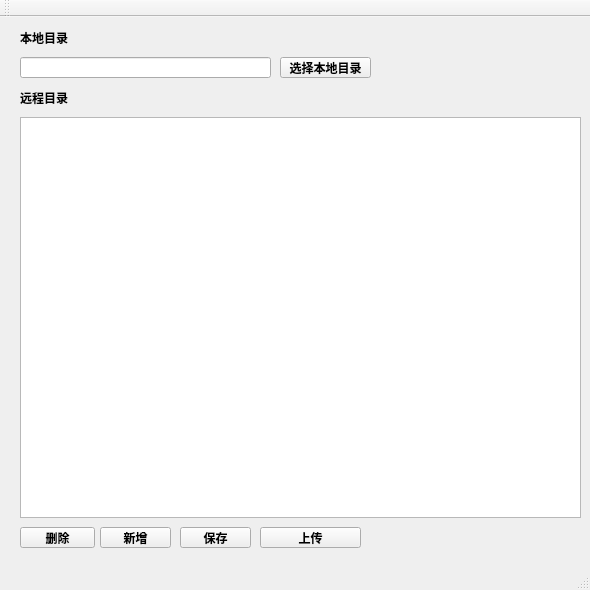
Before: the Qt Designer form UpdateTools/UpdateTools.ui in howeycheng/UpdateTools, drawn with Qt 5.
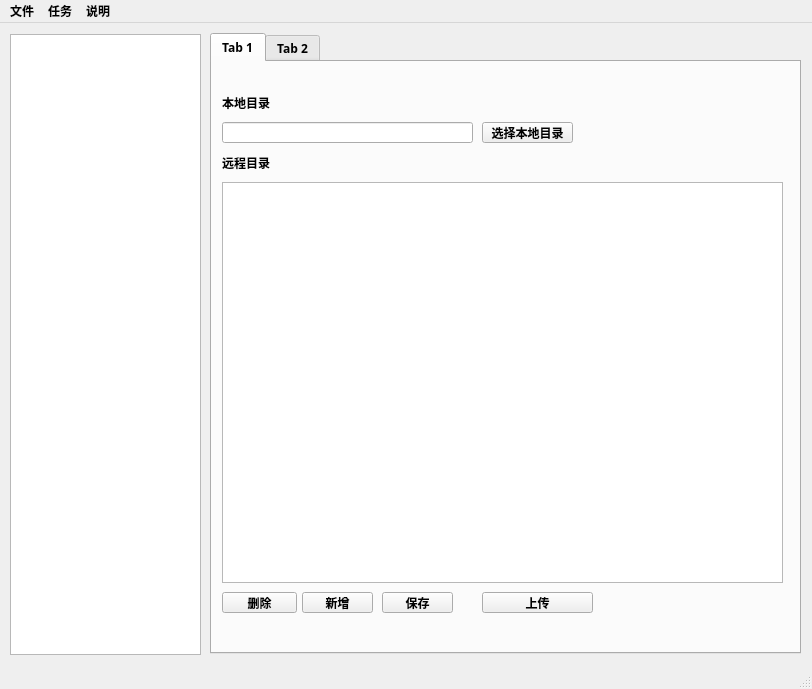
After: the same form once the commit is applied. Icons and pictures are not drawn.

Commit message: 新增task分支

What changed in the file:
```diff
--- a/UpdateTools/UpdateTools.ui
+++ b/UpdateTools/UpdateTools.ui
@@ -9,8 +9,8 @@
    <rect>
     <x>0</x>
     <y>0</y>
-    <width>590</width>
-    <height>590</height>
+    <width>812</width>
+    <height>689</height>
    </rect>
   </property>
   <property name="minimumSize">
@@ -19,12 +19,6 @@
     <height>590</height>
    </size>
   </property>
-  <property name="maximumSize">
-   <size>
-    <width>590</width>
-    <height>590</height>
-   </size>
-  </property>
   <property name="font">
    <font>
     <family>Agency FB</family>
@@ -43,31 +37,70 @@
    <string notr="true"/>
   </property>
   <widget class="QWidget" name="centralWidget">
-   <widget class="QLabel" name="label">
+   <widget class="QListView" name="listView_task">
     <property name="geometry">
      <rect>
-      <x>20</x>
-      <y>70</y>
-      <width>71</width>
-      <height>21</height>
+      <x>10</x>
+      <y>11</y>
+      <width>191</width>
+      <height>621</height>
      </rect>
     </property>
-    <property name="font">
-     <font>
-      <family>微软雅黑</family>
-      <weight>75</weight>
-      <bold>true</bold>
-     </font>
-    </property>
-    <property name="text">
-     <string>远程目录</string>
-    </property>
    </widget>
-   <widget class="QLabel" name="label_2">
+   <widget class="QTabWidget" name="tabWidget_task">
     <property name="geometry">
      <rect>
-      <x>20</x>
+      <x>210</x>
       <y>10</y>
+      <width>591</width>
+      <height>621</height>
+     </rect>
+    </property>
+    <property name="currentIndex">
+     <number>0</number>
+    </property>
+    <widget class="QWidget" name="tab">
+     <attribute name="title">
+      <string>Tab 1</string>
+     </attribute>
+     <widget class="QToolButton" name="toolButton_choseLocalPath">
+      <property name="geometry">
+       <rect>
+        <x>270</x>
+        <y>60</y>
+        <width>91</width>
+        <height>21</height>
+       </rect>
+      </property>
+      <property name="text">
+       <string>选择本地目录</string>
+      </property>
+     </widget>
+     <widget class="QPushButton" name="pushButton_save">
+      <property name="geometry">
+       <rect>
+        <x>170</x>
+        <y>530</y>
+        <width>71</width>
+        <height>21</height>
+       </rect>
+      </property>
+      <property name="font">
+       <font>
+        <family>微软雅黑</family>
+        <weight>75</weight>
+        <bold>true</bold>
+       </font>
+      </property>
+      <property name="text">
+       <string>保存</string>
+      </property>
+     </widget>
+     <widget class="QLabel" name="label_2">
+      <property name="geometry">
+       <rect>
+        <x>10</x>
+        <y>30</y>
       <width>51</width>
       <height>21</height>
      </rect>
@@ -83,12 +116,12 @@
      <string>本地目录</string>
     </property>
    </widget>
-   <widget class="QPushButton" name="pushButton_upLoad">
+     <widget class="QLabel" name="label">
     <property name="geometry">
      <rect>
-      <x>260</x>
-      <y>510</y>
-      <width>101</width>
+        <x>10</x>
+        <y>90</y>
+        <width>71</width>
       <height>21</height>
      </rect>
     </property>
@@ -100,14 +133,14 @@
      </font>
     </property>
     <property name="text">
-     <string>上传</string>
+       <string>远程目录</string>
     </property>
    </widget>
    <widget class="QTableView" name="tableView_remote">
     <property name="geometry">
      <rect>
-      <x>20</x>
-      <y>100</y>
+        <x>10</x>
+        <y>120</y>
       <width>561</width>
       <height>401</height>
      </rect>
@@ -122,8 +155,8 @@
    <widget class="QPushButton" name="pushButton_add">
     <property name="geometry">
      <rect>
-      <x>100</x>
-      <y>510</y>
+        <x>90</x>
+        <y>530</y>
       <width>71</width>
       <height>21</height>
      </rect>
@@ -139,31 +172,11 @@
      <string>新增</string>
     </property>
    </widget>
-   <widget class="QPushButton" name="pushButton_save">
-    <property name="geometry">
-     <rect>
-      <x>180</x>
-      <y>510</y>
-      <width>71</width>
-      <height>21</height>
-     </rect>
-    </property>
-    <property name="font">
-     <font>
-      <family>微软雅黑</family>
-      <weight>75</weight>
-      <bold>true</bold>
-     </font>
-    </property>
-    <property name="text">
-     <string>保存</string>
-    </property>
-   </widget>
    <widget class="QPushButton" name="pushButton_delete">
     <property name="geometry">
      <rect>
-      <x>20</x>
-      <y>510</y>
+        <x>10</x>
+        <y>530</y>
       <width>75</width>
       <height>21</height>
      </rect>
@@ -179,11 +192,31 @@
      <string>删除</string>
     </property>
    </widget>
+     <widget class="QPushButton" name="pushButton_upLoad">
+      <property name="geometry">
+       <rect>
+        <x>270</x>
+        <y>530</y>
+        <width>111</width>
+        <height>21</height>
+       </rect>
+      </property>
+      <property name="font">
+       <font>
+        <family>微软雅黑</family>
+        <weight>75</weight>
+        <bold>true</bold>
+       </font>
+      </property>
+      <property name="text">
+       <string>上传</string>
+      </property>
+     </widget>
    <widget class="QLineEdit" name="lineEdit_localPath">
     <property name="geometry">
      <rect>
-      <x>20</x>
-      <y>40</y>
+        <x>10</x>
+        <y>60</y>
       <width>251</width>
       <height>21</height>
      </rect>
@@ -196,39 +229,91 @@
      </font>
     </property>
    </widget>
-   <widget class="QToolButton" name="toolButton_choseLocalPath">
-    <property name="geometry">
-     <rect>
-      <x>280</x>
-      <y>40</y>
-      <width>91</width>
-      <height>21</height>
-     </rect>
-    </property>
-    <property name="text">
-     <string>选择本地目录</string>
-    </property>
-   </widget>
-  </widget>
+    </widget>
+    <widget class="QWidget" name="tab_2">
+     <attribute name="title">
+      <string>Tab 2</string>
+     </attribute>
+    </widget>
+   </widget>
+  </widget>
+  <widget class="QStatusBar" name="statusBar"/>
   <widget class="QMenuBar" name="menuBar">
    <property name="geometry">
     <rect>
      <x>0</x>
      <y>0</y>
-     <width>590</width>
+     <width>812</width>
      <height>23</height>
     </rect>
    </property>
-  </widget>
-  <widget class="QToolBar" name="mainToolBar">
-   <attribute name="toolBarArea">
-    <enum>TopToolBarArea</enum>
-   </attribute>
-   <attribute name="toolBarBreak">
-    <bool>false</bool>
-   </attribute>
-  </widget>
-  <widget class="QStatusBar" name="statusBar"/>
+   <property name="font">
+    <font>
+     <weight>75</weight>
+     <bold>true</bold>
+    </font>
+   </property>
+   <widget class="QMenu" name="menu_file">
+    <property name="title">
+     <string>文件</string>
+    </property>
+    <addaction name="action_openFile"/>
+    <addaction name="action_saveFile"/>
+   </widget>
+   <widget class="QMenu" name="menu_task">
+    <property name="title">
+     <string>任务</string>
+    </property>
+    <addaction name="action_newTask"/>
+    <addaction name="action_deleteTask"/>
+    <addaction name="action_saveTask"/>
+   </widget>
+   <widget class="QMenu" name="menu_note">
+    <property name="title">
+     <string>说明</string>
+    </property>
+    <addaction name="action_help"/>
+    <addaction name="action_about"/>
+   </widget>
+   <addaction name="menu_file"/>
+   <addaction name="menu_task"/>
+   <addaction name="menu_note"/>
+  </widget>
+  <action name="action_openFile">
+   <property name="text">
+    <string>打开</string>
+   </property>
+  </action>
+  <action name="action_saveFile">
+   <property name="text">
+    <string>保存</string>
+   </property>
+  </action>
+  <action name="action_newTask">
+   <property name="text">
+    <string>新建</string>
+   </property>
+  </action>
+  <action name="action_deleteTask">
+   <property name="text">
+    <string>删除</string>
+   </property>
+  </action>
+  <action name="action_saveTask">
+   <property name="text">
+    <string>保存</string>
+   </property>
+  </action>
+  <action name="action_help">
+   <property name="text">
+    <string>帮助</string>
+   </property>
+  </action>
+  <action name="action_about">
+   <property name="text">
+    <string>关于</string>
+   </property>
+  </action>
  </widget>
  <layoutdefault spacing="6" margin="11"/>
  <resources/>
```
Lines whose indentation alone changed are shown as unchanged. The commit also changes 5 other files.
